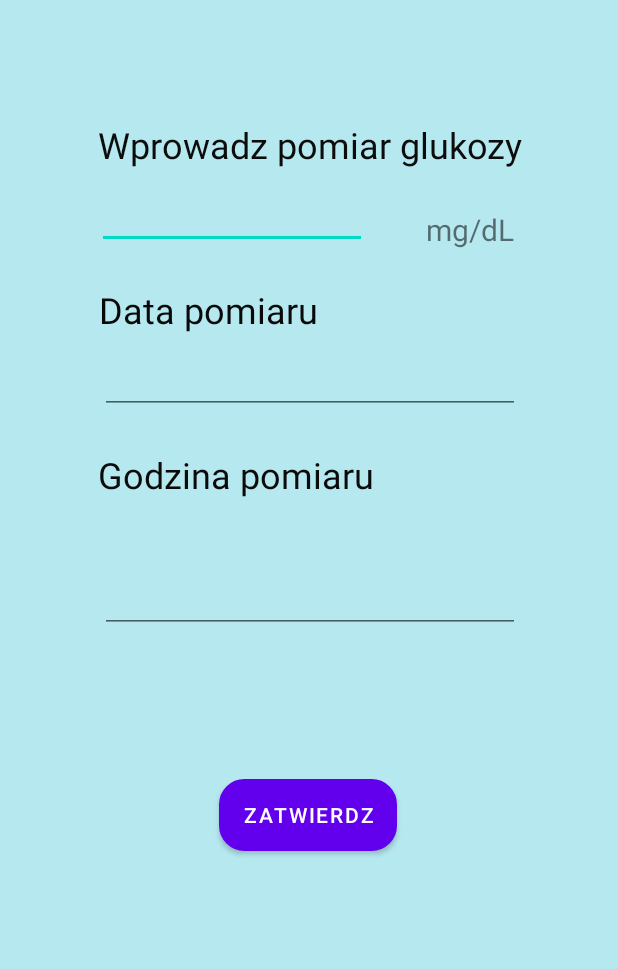
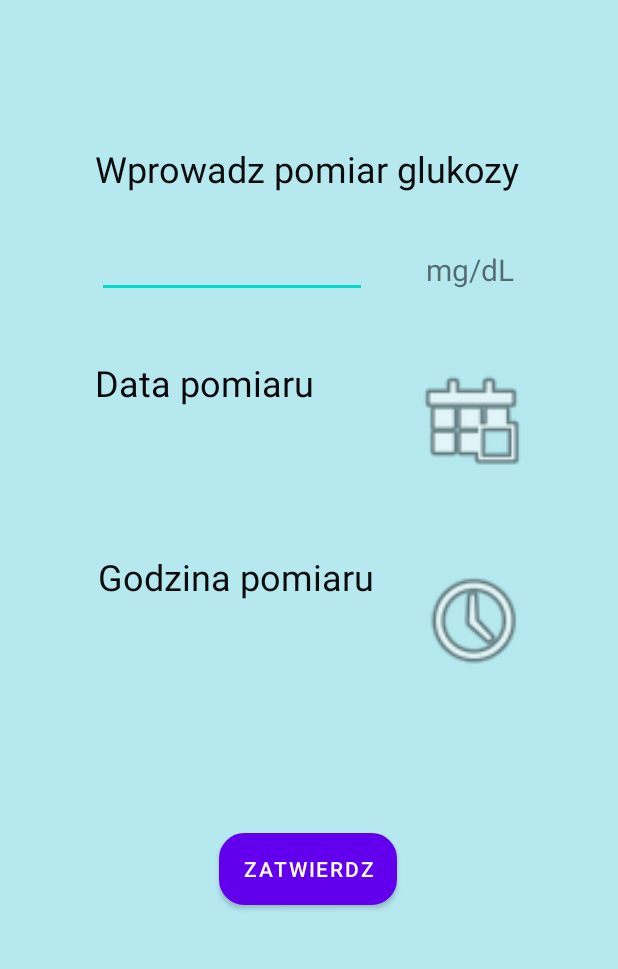
Before and after one commit to paulinaduras/DailyGlucose, an Android app: the layout activity_ekran_nowy_glukoza.xml on its own in the app's theme, with its tools: preview values and no code run, on a phone screen of 412 x 824 dp, the part 113-1082 px from its top. Run offline under Robolectric (Android 15) with nearby library versions, the phone set to English and light mode, and no system bars.

Commit message:
Dodawanie daty i godziny

```diff
--- a/app/src/main/java/com/example/dailyglucose/EkranLogowania.kt
+++ b/app/src/main/java/com/example/dailyglucose/EkranLogowania.kt
@@ -74,10 +74,10 @@ class EkranLogowania : BaseActivity() {
 
                     if(task.isSuccessful){
                         FireStoreClass().getUserDetails(this)
-                        showErrorSnackBar("You are logged in successfully.", false)
+                        showErrorSnackBar("Logowanie zakończone sukcesem.", false)
 
                     } else{
-                        showErrorSnackBar(task.exception!!.message.toString(),true)
+                        showErrorSnackBar("Hasło jest nieprawidłowe lub użytkownik nie posiada hasła.",true)
                     }
                 }
         }
--- a/app/src/main/java/com/example/dailyglucose/EkranRejestracji.kt
+++ b/app/src/main/java/com/example/dailyglucose/EkranRejestracji.kt
@@ -35,7 +35,6 @@ class EkranRejestracji : BaseActivity() {
         btnRejestracji?.setOnClickListener(object : View.OnClickListener{
             override fun onClick(v: View?) {
                 registerUser()
-//                openEkranLogowania()
             }
         })
 
@@ -126,6 +125,7 @@ class EkranRejestracji : BaseActivity() {
             resources.getString(R.string.register_success),
             Toast.LENGTH_SHORT
         ).show()
+        openEkranLogowania()
 
     }
 }
--- a/app/src/main/java/com/example/dailyglucose/User.kt
+++ b/app/src/main/java/com/example/dailyglucose/User.kt
@@ -3,5 +3,5 @@ package com.example.dailyglucose
 class User (val id: String = "",
             val name: String = "",
             val email: String = "",
-            val historiaGlukozy: List<String> = listOf<String>(),
-            val historiaInsuliny: List<String> = listOf<String>() )
+            var historiaGlukozy: MutableList<String> = mutableListOf(),
+            var historiaInsuliny: MutableList<String> = mutableListOf())
--- a/app/src/main/res/layout/activity_ekran_nowy_glukoza.xml
+++ b/app/src/main/res/layout/activity_ekran_nowy_glukoza.xml
@@ -35,7 +35,7 @@
         android:textSize="24sp"
         app:layout_constraintBottom_toTopOf="@+id/editTextNowyGlukoza"
         app:layout_constraintEnd_toEndOf="parent"
-        app:layout_constraintHorizontal_bias="0.507"
+        app:layout_constraintHorizontal_bias="0.492"
         app:layout_constraintStart_toStartOf="parent"
         app:layout_constraintTop_toBottomOf="@+id/textNowyGlukoza1"
         app:layout_constraintVertical_bias="0.0" />
@@ -47,7 +47,7 @@
         android:layout_marginStart="25dp"
         android:layout_marginTop="8dp"
         android:ems="10"
-        android:inputType="textPersonName"
+        android:inputType="number"
         app:layout_constraintBottom_toTopOf="@+id/textNowyGlukoza3"
         app:layout_constraintEnd_toStartOf="@+id/textNowyGlukoza5"
         app:layout_constraintStart_toStartOf="parent"
@@ -57,15 +57,13 @@
         android:id="@+id/btnNowyGlukoza1"
         android:layout_width="wrap_content"
         android:layout_height="wrap_content"
+        android:layout_marginBottom="145dp"
         android:background="@drawable/roundestyle"
-        android:layout_marginTop="22dp"
-        android:layout_marginBottom="145dp"
         android:text="Zatwierdz"
         app:layout_constraintBottom_toBottomOf="parent"
         app:layout_constraintEnd_toEndOf="parent"
         app:layout_constraintHorizontal_bias="0.498"
-        app:layout_constraintStart_toStartOf="parent"
-        app:layout_constraintTop_toBottomOf="@+id/editTextGlukozaTime" />
+        app:layout_constraintStart_toStartOf="parent" />
 
     <Button
         android:id="@+id/btnNowyGlukoza2"
@@ -92,7 +90,7 @@
         app:layout_constraintHorizontal_bias="0.414"
         app:layout_constraintStart_toEndOf="@+id/editTextNowyGlukoza"
         app:layout_constraintTop_toBottomOf="@+id/textNowyGlukoza2"
-        app:layout_constraintVertical_bias="0.07" />
+        app:layout_constraintVertical_bias="0.093" />
 
     <TextView
         android:id="@+id/textNowyGlukoza3"
@@ -102,50 +100,76 @@
         android:text="Data pomiaru"
         android:textColor="#090909"
         android:textSize="24sp"
-        app:layout_constraintBottom_toTopOf="@+id/editTextGlukozaDate"
+        app:layout_constraintBottom_toTopOf="@+id/tvNowyGlukozaData"
         app:layout_constraintEnd_toEndOf="parent"
-        app:layout_constraintHorizontal_bias="0.247"
+        app:layout_constraintHorizontal_bias="0.239"
         app:layout_constraintStart_toStartOf="parent"
         app:layout_constraintTop_toBottomOf="@+id/editTextNowyGlukoza" />
-
-    <EditText
-        android:id="@+id/editTextGlukozaDate"
-        android:layout_width="280dp"
-        android:layout_height="wrap_content"
-        android:layout_marginTop="8dp"
-        android:layout_marginBottom="24dp"
-        android:ems="10"
-        android:inputType="date"
-        app:layout_constraintBottom_toTopOf="@+id/textNowyGlukoza4"
-        app:layout_constraintEnd_toEndOf="parent"
-        app:layout_constraintHorizontal_bias="0.503"
-        app:layout_constraintStart_toStartOf="parent"
-        app:layout_constraintTop_toBottomOf="@+id/textNowyGlukoza3" />
 
     <TextView
         android:id="@+id/textNowyGlukoza4"
         android:layout_width="wrap_content"
         android:layout_height="wrap_content"
-        android:layout_marginTop="24dp"
+        android:layout_marginTop="23dp"
         android:text="Godzina pomiaru"
         android:textColor="#0B0B0B"
         android:textSize="24sp"
+        app:layout_constraintBottom_toTopOf="@+id/tvNowyGlukozaGodzina"
         app:layout_constraintEnd_toEndOf="parent"
         app:layout_constraintHorizontal_bias="0.288"
         app:layout_constraintStart_toStartOf="parent"
-        app:layout_constraintTop_toBottomOf="@+id/editTextGlukozaDate" />
+        app:layout_constraintTop_toBottomOf="@+id/tvNowyGlukozaData" />
 
-    <EditText
-        android:id="@+id/editTextGlukozaTime"
-        android:layout_width="280dp"
+    <TextView
+        android:id="@+id/tvNowyGlukozaData"
+        android:layout_width="180dp"
         android:layout_height="wrap_content"
-        android:layout_marginTop="8dp"
-        android:layout_marginBottom="40dp"
-        android:ems="10"
-        android:inputType="time"
+        android:layout_marginStart="64dp"
+        android:layout_marginTop="6dp"
+        android:textSize="25sp"
+        app:layout_constraintBottom_toTopOf="@+id/textNowyGlukoza4"
+        app:layout_constraintEnd_toStartOf="@+id/btnDateGlukoza"
+        app:layout_constraintHorizontal_bias="0.0"
+        app:layout_constraintStart_toStartOf="parent"
+        app:layout_constraintTop_toBottomOf="@+id/textNowyGlukoza3" />
+
+    <TextView
+        android:id="@+id/tvNowyGlukozaGodzina"
+        android:layout_width="180dp"
+        android:layout_height="wrap_content"
+        android:layout_marginStart="64dp"
+        android:layout_marginTop="7dp"
+        android:layout_marginBottom="80dp"
+        android:textSize="25sp"
+        app:layout_constraintBottom_toTopOf="@+id/btnNowyGlukoza1"
+        app:layout_constraintStart_toStartOf="parent"
+        app:layout_constraintTop_toBottomOf="@+id/textNowyGlukoza4" />
+
+    <ImageView
+        android:id="@+id/btnDateGlukoza"
+        android:layout_width="76dp"
+        android:layout_height="85dp"
+        android:layout_marginStart="31dp"
+        android:layout_marginTop="10dp"
+        android:layout_marginEnd="60dp"
+        android:layout_marginBottom="20dp"
+        app:layout_constraintBottom_toTopOf="@+id/btnTimeGlukoza"
+        app:layout_constraintEnd_toEndOf="parent"
+        app:layout_constraintStart_toEndOf="@+id/tvNowyGlukozaData"
+        app:layout_constraintTop_toBottomOf="@+id/textNowyGlukoza5"
+        app:layout_constraintVertical_bias="0.472"
+        app:srcCompat="@android:drawable/ic_menu_today" />
+
+    <ImageView
+        android:id="@+id/btnTimeGlukoza"
+        android:layout_width="82dp"
+        android:layout_height="77dp"
+        android:layout_marginBottom="70dp"
         app:layout_constraintBottom_toTopOf="@+id/btnNowyGlukoza1"
         app:layout_constraintEnd_toEndOf="parent"
-        app:layout_constraintHorizontal_bias="0.503"
-        app:layout_constraintStart_toStartOf="parent"
-        app:layout_constraintTop_toBottomOf="@+id/textNowyGlukoza4" />
+        app:layout_constraintHorizontal_bias="0.364"
+        app:layout_constraintStart_toEndOf="@+id/tvNowyGlukozaGodzina"
+        app:layout_constraintTop_toBottomOf="@+id/btnDateGlukoza"
+        app:srcCompat="@android:drawable/ic_menu_recent_history" />
+
 </androidx.constraintlayout.widget.ConstraintLayout>
--- a/app/src/main/res/layout/activity_ekran_nowy_insulina.xml
+++ b/app/src/main/res/layout/activity_ekran_nowy_insulina.xml
@@ -57,7 +57,7 @@
         android:layout_height="wrap_content"
         android:layout_marginStart="48dp"
         android:layout_marginTop="8dp"
-        android:inputType="textPersonName"
+        android:inputType="number"
         app:layout_constraintBottom_toTopOf="@+id/textNowyInsulina4"
         app:layout_constraintEnd_toStartOf="@+id/textNowyInsulina3"
         app:layout_constraintStart_toStartOf="parent"
--- a/app/src/main/res/layout/historiainsuliny.xml
+++ b/app/src/main/res/layout/historiainsuliny.xml
@@ -2,7 +2,7 @@
 <LinearLayout xmlns:android="http://schemas.android.com/apk/res/android"
     android:orientation="vertical"
     android:layout_width="match_parent"
-    android:layout_height="match_parent">
+    android:layout_height="wrap_content">
 
     <TextView
         android:id="@+id/txHistoriaInsuliny"
--- a/app/src/main/res/values/themes.xml
+++ b/app/src/main/res/values/themes.xml
@@ -1,6 +1,6 @@
 <resources xmlns:tools="http://schemas.android.com/tools">
     <!-- Base application theme. -->
-    <style name="Theme.DailyGlucose" parent="Theme.MaterialComponents.DayNight.DarkActionBar">
+    <style name="Theme.DailyGlucose" parent="Theme.MaterialComponents.DayNight.NoActionBar">
         <!-- Primary brand color. -->
         <item name="colorPrimary">@color/purple_500</item>
         <item name="colorPrimaryVariant">@color/purple_700</item>
```
Also changed, not shown: app/src/main/java/com/example/dailyglucose/EkranHistoriaGlukozy.kt (+12 -2 lines), app/src/main/java/com/example/dailyglucose/EkranHistoriaInsuliny.kt (+7 -63 lines), app/src/main/java/com/example/dailyglucose/EkranNowyGlukoza.kt (+78 -35 lines), app/src/main/java/com/example/dailyglucose/FireStoreClass.kt (+11 -11 lines), app/src/main/res/layout/activity_ekran_historia_glukozy.xml (+33 -5 lines), app/src/main/res/layout/activity_ekran_historia_insuliny.xml (+30 -8 lines).
